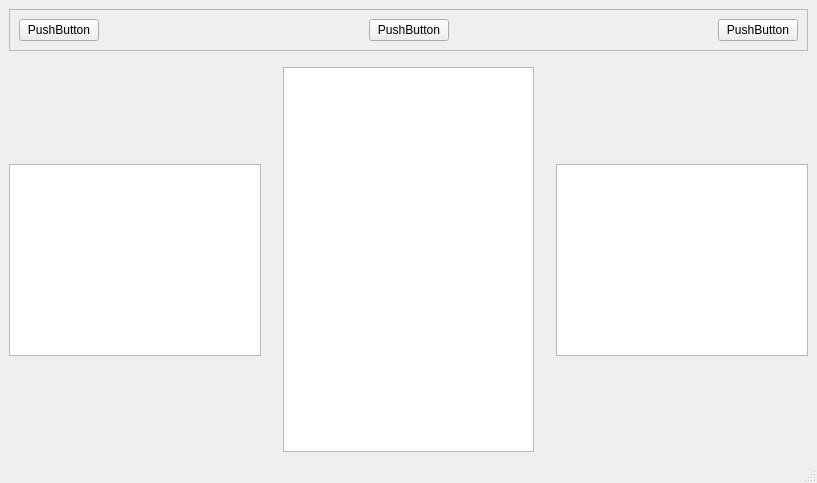
Qt form SPSv2/mainwindow.ui (etquist/SPSv2) before a commit.
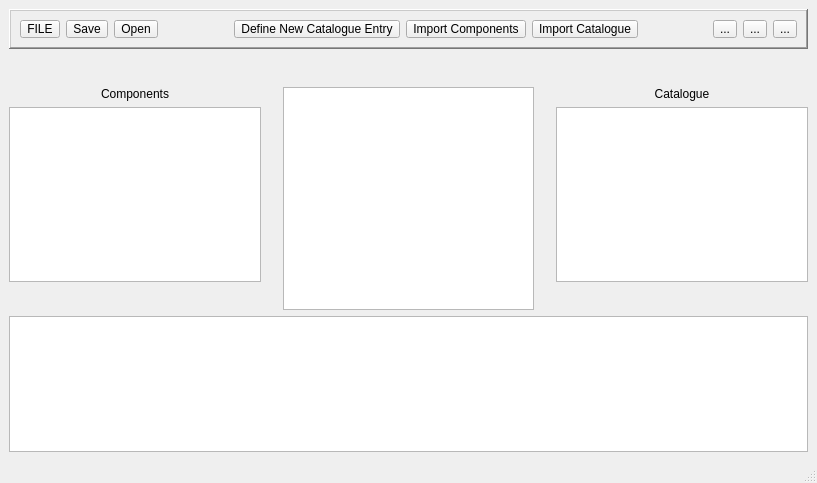
The same form after that commit. Icons and pictures are not drawn. Custom widgets are drawn as their Qt base class.

```diff
--- a/SPSv2/mainwindow.ui
+++ b/SPSv2/mainwindow.ui
@@ -17,6 +17,32 @@
    <layout class="QGridLayout" name="gridLayout_2">
     <item row="2" column="0">
      <layout class="QGridLayout" name="gridLayout">
+      <item row="4" column="3">
+       <spacer name="horizontalSpacer_2">
+        <property name="orientation">
+         <enum>Qt::Horizontal</enum>
+        </property>
+        <property name="sizeType">
+         <enum>QSizePolicy::Minimum</enum>
+        </property>
+        <property name="sizeHint" stdset="0">
+         <size>
+          <width>10</width>
+          <height>20</height>
+         </size>
+        </property>
+       </spacer>
+      </item>
+      <item row="4" column="4">
+       <widget class="QListWidget" name="listWidget_2">
+        <property name="sizePolicy">
+         <sizepolicy hsizetype="Maximum" vsizetype="Expanding">
+          <horstretch>0</horstretch>
+          <verstretch>0</verstretch>
+         </sizepolicy>
+        </property>
+       </widget>
+      </item>
       <item row="0" column="0" colspan="5">
        <widget class="QFrame" name="Toolbar">
         <property name="sizePolicy">
@@ -32,7 +58,7 @@
          </size>
         </property>
         <property name="frameShape">
-         <enum>QFrame::StyledPanel</enum>
+         <enum>QFrame::WinPanel</enum>
         </property>
         <property name="frameShadow">
          <enum>QFrame::Raised</enum>
@@ -40,23 +66,31 @@
         <property name="lineWidth">
          <number>4</number>
         </property>
+        <property name="midLineWidth">
+         <number>2</number>
+        </property>
         <layout class="QHBoxLayout" name="horizontalLayout">
          <item>
-          <widget class="QPushButton" name="pushButton_3">
-           <property name="sizePolicy">
-            <sizepolicy hsizetype="Maximum" vsizetype="Fixed">
-             <horstretch>0</horstretch>
-             <verstretch>0</verstretch>
-            </sizepolicy>
+          <widget class="QToolButton" name="toolButton_3">
+           <property name="text">
+            <string>FILE</string>
            </property>
-           <property name="minimumSize">
-            <size>
-             <width>0</width>
-             <height>20</height>
-            </size>
+          </widget>
+         </item>
+         <item>
+          <widget class="QToolButton" name="toolButton_2">
+           <property name="text">
+            <string>Save</string>
            </property>
+           <property name="icon">
+            <iconset theme="document-save-as"/>
+           </property>
+          </widget>
+         </item>
+         <item>
+          <widget class="QToolButton" name="toolButton">
            <property name="text">
-            <string>PushButton</string>
+            <string>Open</string>
            </property>
           </widget>
          </item>
@@ -74,21 +108,26 @@
           </spacer>
          </item>
          <item>
-          <widget class="QPushButton" name="pushButton_2">
-           <property name="sizePolicy">
-            <sizepolicy hsizetype="Maximum" vsizetype="Fixed">
-             <horstretch>0</horstretch>
-             <verstretch>0</verstretch>
-            </sizepolicy>
+          <widget class="QToolButton" name="toolButton_4">
+           <property name="text">
+            <string>Define New Catalogue Entry</string>
            </property>
-           <property name="minimumSize">
-            <size>
-             <width>0</width>
-             <height>20</height>
-            </size>
+           <property name="autoRaise">
+            <bool>false</bool>
            </property>
+          </widget>
+         </item>
+         <item>
+          <widget class="QToolButton" name="toolButton_5">
            <property name="text">
-            <string>PushButton</string>
+            <string>Import Components</string>
+           </property>
+          </widget>
+         </item>
+         <item>
+          <widget class="QToolButton" name="toolButton_6">
+           <property name="text">
+            <string>Import Catalogue</string>
            </property>
           </widget>
          </item>
@@ -106,82 +145,29 @@
           </spacer>
          </item>
          <item>
-          <widget class="QPushButton" name="pushButton">
-           <property name="sizePolicy">
-            <sizepolicy hsizetype="Minimum" vsizetype="Fixed">
-             <horstretch>0</horstretch>
-             <verstretch>0</verstretch>
-            </sizepolicy>
+          <widget class="QToolButton" name="toolButton_8">
+           <property name="text">
+            <string>...</string>
            </property>
-           <property name="minimumSize">
-            <size>
-             <width>0</width>
-             <height>20</height>
-            </size>
+          </widget>
+         </item>
+         <item>
+          <widget class="QToolButton" name="toolButton_7">
+           <property name="text">
+            <string>...</string>
            </property>
+          </widget>
+         </item>
+         <item>
+          <widget class="QToolButton" name="toolButton_9">
            <property name="text">
-            <string>PushButton</string>
+            <string>...</string>
            </property>
           </widget>
          </item>
         </layout>
        </widget>
       </item>
-      <item row="4" column="3">
-       <spacer name="horizontalSpacer_2">
-        <property name="orientation">
-         <enum>Qt::Horizontal</enum>
-        </property>
-        <property name="sizeType">
-         <enum>QSizePolicy::Minimum</enum>
-        </property>
-        <property name="sizeHint" stdset="0">
-         <size>
-          <width>10</width>
-          <height>20</height>
-         </size>
-        </property>
-       </spacer>
-      </item>
-      <item row="3" column="4">
-       <spacer name="verticalSpacer">
-        <property name="orientation">
-         <enum>Qt::Vertical</enum>
-        </property>
-        <property name="sizeHint" stdset="0">
-         <size>
-          <width>20</width>
-          <height>40</height>
-         </size>
-        </property>
-       </spacer>
-      </item>
-      <item row="3" column="2" rowspan="3">
-       <widget class="customGraphicsWidget" name="networkInterface">
-        <property name="lineWidth">
-         <number>3</number>
-        </property>
-        <property name="interactive">
-         <bool>true</bool>
-        </property>
-        <property name="dragMode">
-         <enum>QGraphicsView::NoDrag</enum>
-        </property>
-       </widget>
-      </item>
-      <item row="5" column="0">
-       <spacer name="verticalSpacer_2">
-        <property name="orientation">
-         <enum>Qt::Vertical</enum>
-        </property>
-        <property name="sizeHint" stdset="0">
-         <size>
-          <width>20</width>
-          <height>40</height>
-         </size>
-        </property>
-       </spacer>
-      </item>
       <item row="1" column="0" colspan="5">
        <spacer name="verticalSpacer_3">
         <property name="orientation">
@@ -198,6 +184,22 @@
         </property>
        </spacer>
       </item>
+      <item row="5" column="0">
+       <spacer name="verticalSpacer_2">
+        <property name="orientation">
+         <enum>Qt::Vertical</enum>
+        </property>
+        <property name="sizeType">
+         <enum>QSizePolicy::Maximum</enum>
+        </property>
+        <property name="sizeHint" stdset="0">
+         <size>
+          <width>20</width>
+          <height>40</height>
+         </size>
+        </property>
+       </spacer>
+      </item>
       <item row="4" column="0">
        <widget class="QListWidget" name="listWidget">
         <property name="sizePolicy">
@@ -214,6 +216,35 @@
         </property>
        </widget>
       </item>
+      <item row="5" column="4">
+       <spacer name="verticalSpacer_4">
+        <property name="orientation">
+         <enum>Qt::Vertical</enum>
+        </property>
+        <property name="sizeType">
+         <enum>QSizePolicy::Maximum</enum>
+        </property>
+        <property name="sizeHint" stdset="0">
+         <size>
+          <width>20</width>
+          <height>40</height>
+         </size>
+        </property>
+       </spacer>
+      </item>
+      <item row="3" column="2" rowspan="3">
+       <widget class="customGraphicsWidget" name="networkInterface">
+        <property name="lineWidth">
+         <number>3</number>
+        </property>
+        <property name="interactive">
+         <bool>true</bool>
+        </property>
+        <property name="dragMode">
+         <enum>QGraphicsView::NoDrag</enum>
+        </property>
+       </widget>
+      </item>
       <item row="4" column="1">
        <spacer name="horizontalSpacer">
         <property name="orientation">
@@ -230,18 +261,76 @@
         </property>
        </spacer>
       </item>
-      <item row="4" column="4">
-       <widget class="QListWidget" name="listWidget_2">
-        <property name="sizePolicy">
-         <sizepolicy hsizetype="Maximum" vsizetype="Expanding">
-          <horstretch>0</horstretch>
-          <verstretch>0</verstretch>
-         </sizepolicy>
+      <item row="2" column="0">
+       <spacer name="verticalSpacer_5">
+        <property name="orientation">
+         <enum>Qt::Vertical</enum>
+        </property>
+        <property name="sizeType">
+         <enum>QSizePolicy::Maximum</enum>
+        </property>
+        <property name="sizeHint" stdset="0">
+         <size>
+          <width>20</width>
+          <height>40</height>
+         </size>
+        </property>
+       </spacer>
+      </item>
+      <item row="2" column="4">
+       <spacer name="verticalSpacer">
+        <property name="orientation">
+         <enum>Qt::Vertical</enum>
+        </property>
+        <property name="sizeType">
+         <enum>QSizePolicy::Maximum</enum>
+        </property>
+        <property name="sizeHint" stdset="0">
+         <size>
+          <width>20</width>
+          <height>40</height>
+         </size>
+        </property>
+       </spacer>
+      </item>
+      <item row="3" column="0">
+       <widget class="QLabel" name="label">
+        <property name="text">
+         <string>Components</string>
+        </property>
+        <property name="alignment">
+         <set>Qt::AlignBottom|Qt::AlignHCenter</set>
+        </property>
+       </widget>
+      </item>
+      <item row="3" column="4">
+       <widget class="QLabel" name="catalogueLabel">
+        <property name="text">
+         <string>Catalogue</string>
+        </property>
+        <property name="textFormat">
+         <enum>Qt::AutoText</enum>
+        </property>
+        <property name="alignment">
+         <set>Qt::AlignBottom|Qt::AlignHCenter</set>
+        </property>
+        <property name="wordWrap">
+         <bool>false</bool>
         </property>
        </widget>
       </item>
      </layout>
     </item>
+    <item row="3" column="0">
+     <widget class="QTableWidget" name="tableWidget">
+      <property name="sizePolicy">
+       <sizepolicy hsizetype="Expanding" vsizetype="Maximum">
+        <horstretch>0</horstretch>
+        <verstretch>0</verstretch>
+       </sizepolicy>
+      </property>
+     </widget>
+    </item>
    </layout>
   </widget>
   <widget class="QMenuBar" name="menubar">
```
